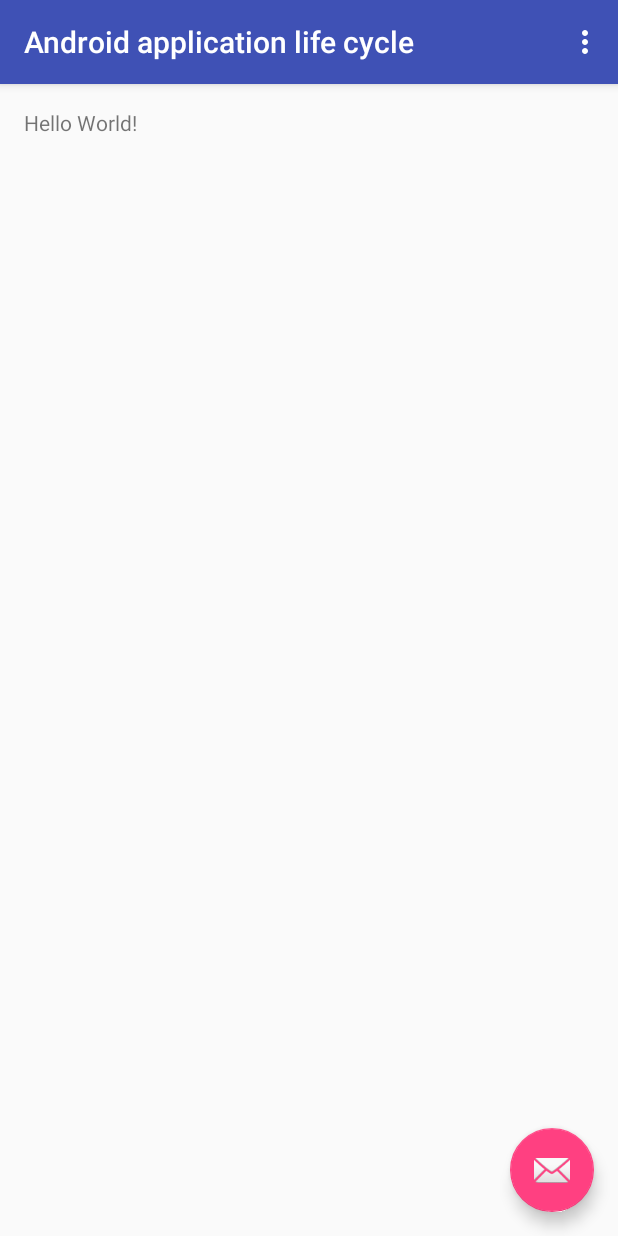
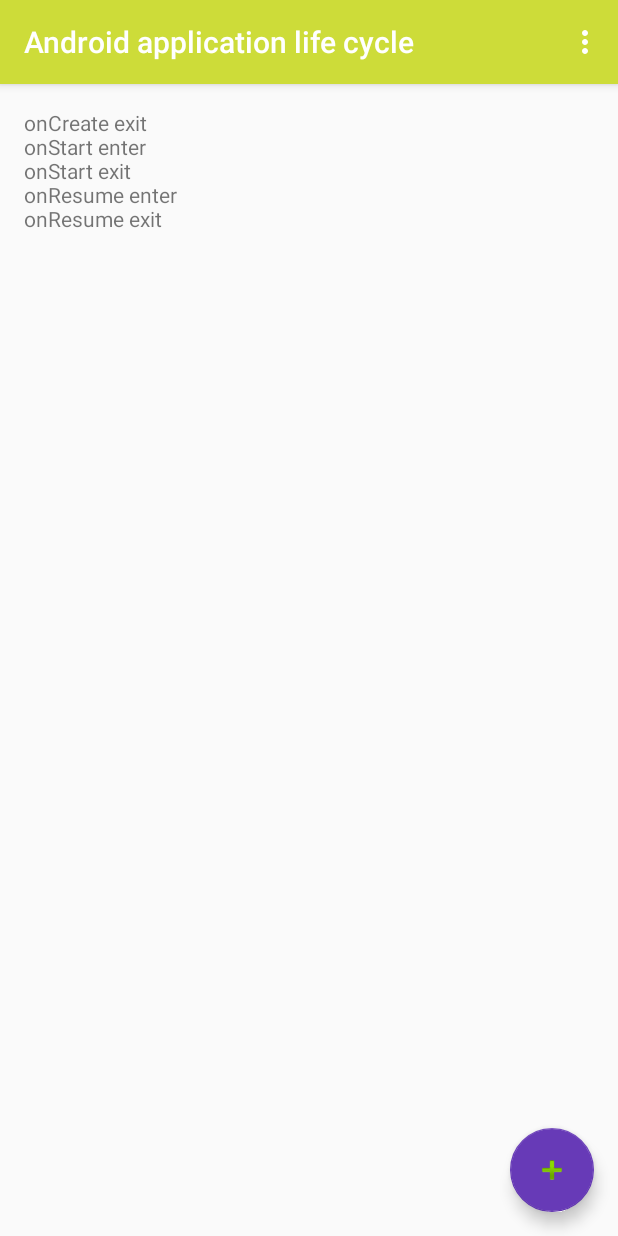
Before and after one commit to letroll/android-application-life-cycle, an Android app: the screen it shows after launch (MainActivity), on a phone screen of 412 x 824 dp. Run offline under Robolectric (Android 15) with nearby library versions, the phone set to English and light mode, and no system bars.

Commit message:
change theme

```diff
--- a/app/src/main/java/fr/letroll/androidapplicationlifecycle/MainActivity.java
+++ b/app/src/main/java/fr/letroll/androidapplicationlifecycle/MainActivity.java
@@ -3,18 +3,31 @@ package fr.letroll.androidapplicationlifecycle;
 import android.os.Bundle;
 import android.support.design.widget.FloatingActionButton;
 import android.support.design.widget.Snackbar;
+import android.support.v4.app.FragmentManager;
 import android.support.v7.app.AppCompatActivity;
 import android.support.v7.widget.Toolbar;
-import android.view.View;
+import android.util.Log;
 import android.view.Menu;
 import android.view.MenuItem;
+import android.view.View;
+import android.widget.TextView;
 
 public class MainActivity extends AppCompatActivity {
 
+
+    private static final String TAG = "MainActivity";
+
+    private TextView tv;
+
     @Override
     protected void onCreate(Bundle savedInstanceState) {
+        report("onCreate enter");
         super.onCreate(savedInstanceState);
+        report("super.onCreate done");
+
         setContentView(R.layout.activity_main);
+        report("setContentView done");
+
         Toolbar toolbar = (Toolbar) findViewById(R.id.toolbar);
         setSupportActionBar(toolbar);
 
@@ -26,6 +39,12 @@ public class MainActivity extends AppCompatActivity {
                         .setAction("Action", null).show();
             }
         });
+
+        getSupportFragmentManager().addOnBackStackChangedListener(new BackStackListener());
+
+        tv = (TextView)findViewById(R.id.tv);
+
+        report("onCreate exit");
     }
 
     @Override
@@ -49,4 +68,92 @@ public class MainActivity extends AppCompatActivity {
 
         return super.onOptionsItemSelected(item);
     }
+
+    public MainActivity()
+    {
+        report("constructor");
+    }
+
+    private void report(String txt){
+        Log.i(TAG,txt);
+        if(tv!=null)tv.append(txt+"\n");
+    }
+
+    @Override
+    protected void onDestroy()
+    {
+        report("onDestroy enter");
+        super.onDestroy();
+        report("onDestroy exit");
+    }
+
+
+    @Override
+    protected void onPause()
+    {
+        report("onPause enter");
+        super.onPause();
+        report("onPause exit");
+    }
+
+
+    @Override
+    protected void onResume()
+    {
+        report("onResume enter");
+        super.onResume();
+        report("onResume exit");
+    }
+
+
+    @Override
+    protected void onSaveInstanceState(Bundle outState)
+    {
+        report("onSaveInstanceState enter");
+        super.onSaveInstanceState(outState);
+        report("onSaveInstanceState exit");
+    }
+
+
+    @Override
+    protected void onStart()
+    {
+        report("onStart enter");
+        super.onStart();
+        report("onStart exit");
+    }
+
+
+    @Override
+    protected void onStop()
+    {
+        report("onStop enter");
+        super.onStop();
+        report("onStop exit");
+    }
+
+
+    @Override
+    protected void onRestoreInstanceState(Bundle savedInstanceState)
+    {
+        report("onRestoreInstanceState enter");
+        super.onRestoreInstanceState(savedInstanceState);
+        report("onRestoreInstanceState exit");
+    }
+
+    private class BackStackListener implements FragmentManager.OnBackStackChangedListener
+    {
+        @Override
+        public void onBackStackChanged()
+        {
+            report("onBackStackChanged");
+
+
+            FragmentManager fm = MainActivity.this.getSupportFragmentManager();
+            if (fm.getBackStackEntryCount() == 0)
+            {
+                report("back stack empty");
+            }else report("back stack count:"+fm.getBackStackEntryCount());
+        }
+    }
 }
--- a/app/src/main/res/layout/activity_main.xml
+++ b/app/src/main/res/layout/activity_main.xml
@@ -30,6 +30,6 @@
         android:layout_height="wrap_content"
         android:layout_gravity="bottom|end"
         android:layout_margin="@dimen/fab_margin"
-        android:src="@android:drawable/ic_dialog_email"/>
+        android:src="@android:drawable/ic_input_add"/>
 
 </android.support.design.widget.CoordinatorLayout>
--- a/app/src/main/res/layout/content_main.xml
+++ b/app/src/main/res/layout/content_main.xml
@@ -14,7 +14,7 @@
     tools:context=".MainActivity">
 
     <TextView
-        android:text="Hello World!"
+        android:id="@+id/tv"
         android:layout_width="wrap_content"
         android:layout_height="wrap_content"/>
 </RelativeLayout>
--- a/app/src/main/res/values/colors.xml
+++ b/app/src/main/res/values/colors.xml
@@ -1,6 +1,6 @@
 <?xml version="1.0" encoding="utf-8"?>
 <resources>
-    <color name="colorPrimary">#3F51B5</color>
-    <color name="colorPrimaryDark">#303F9F</color>
-    <color name="colorAccent">#FF4081</color>
+    <color name="colorPrimary">#CDDC39</color>
+    <color name="colorPrimaryDark">#827717</color>
+    <color name="colorAccent">#673AB7</color>
 </resources>
```
